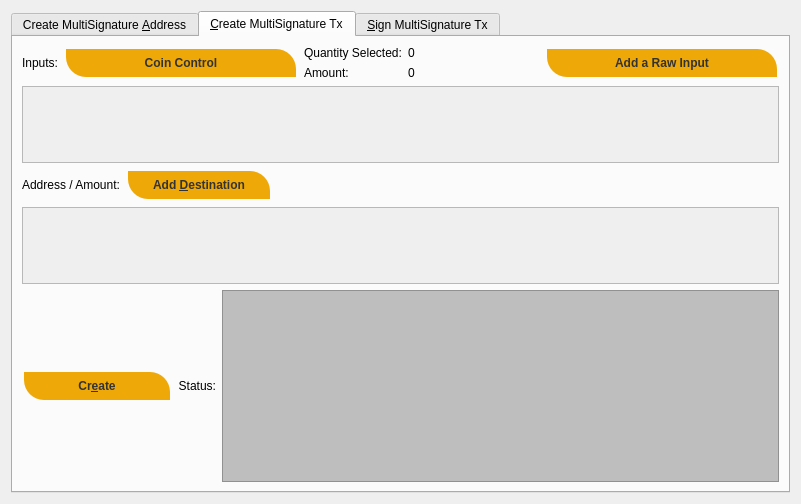
Above: src/qt/forms/multisigdialog.ui from Jeean007/Vulcoin before the change. Below: the same form after it.
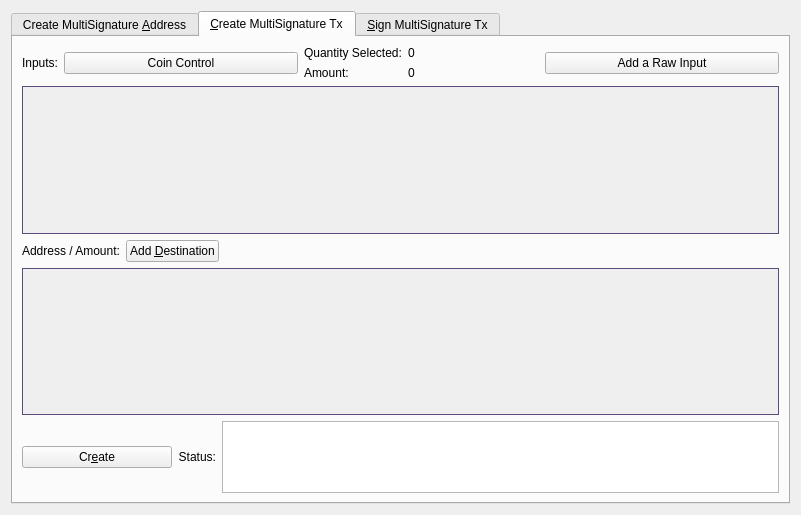
That is the form after the change. The open tabs and pages were chosen to show the change. Icons and pictures are not drawn.

Diff of the .ui file:
```diff
--- a/src/qt/forms/multisigdialog.ui
+++ b/src/qt/forms/multisigdialog.ui
@@ -7,7 +7,7 @@
     <x>0</x>
     <y>0</y>
     <width>801</width>
-    <height>504</height>
+    <height>515</height>
    </rect>
   </property>
   <property name="sizePolicy">
@@ -23,28 +23,10 @@
    <item>
     <widget class="QTabWidget" name="multisigTabWidget">
      <property name="styleSheet">
-      <string notr="true">QScrollArea{border: 1px solid #5b4c7c;}
-QFrame{background-color:#f2f0f0;}
-QLabel{background-color:#ffffff;}
-QFrame &gt; QLabel{background-color:#f2f0f0;}</string>
-     </property>
-     <property name="tabShape">
-      <enum>QTabWidget::Rounded</enum>
+      <string notr="true">QScrollArea{border: 1px solid #5b4c7c;}</string>
      </property>
      <property name="currentIndex">
-      <number>0</number>
-     </property>
-     <property name="elideMode">
-      <enum>Qt::ElideNone</enum>
-     </property>
-     <property name="documentMode">
-      <bool>false</bool>
-     </property>
-     <property name="tabsClosable">
-      <bool>false</bool>
-     </property>
-     <property name="tabBarAutoHide">
-      <bool>false</bool>
+      <number>1</number>
      </property>
      <widget class="QWidget" name="addMultisigTab">
       <property name="sizePolicy">
@@ -447,34 +429,6 @@
                  <verstretch>0</verstretch>
                 </sizepolicy>
                </property>
-               <property name="styleSheet">
-                <string notr="true"> .QPushButton {
-  background-color: #eea807;
-	border: 0;
-	color:#333;
-	font-size:12px;
-	font-weight:bold;
-	padding-left:25px;
-	padding-right:25px;
-	padding-top:1px;
-	padding-bottom:1px;
-	height: 26px;
-	margin: 2px;
-	border-top-right-radius: 20px;
-	border-bottom-left-radius: 20px;
-}
-
-
- .QPushButton:hover {
-background-color: #078bbc;
-}
-
- .QPushButton:pressed{
-background-color: #094ed9;
-	border:1px solid #333333;
-}
-</string>
-               </property>
                <property name="text">
                 <string>Coin Control</string>
                </property>
@@ -542,34 +496,6 @@
                <property name="toolTip">
                 <string>Add an input to fund the outputs</string>
                </property>
-               <property name="styleSheet">
-                <string notr="true"> .QPushButton {
-  background-color: #eea807;
-	border: 0;
-	color:#333;
-	font-size:12px;
-	font-weight:bold;
-	padding-left:25px;
-	padding-right:25px;
-	padding-top:1px;
-	padding-bottom:1px;
-	height: 26px;
-	margin: 2px;
-	border-top-right-radius: 20px;
-	border-bottom-left-radius: 20px;
-}
-
-
- .QPushButton:hover {
-background-color: #078bbc;
-}
-
- .QPushButton:pressed{
-background-color: #094ed9;
-	border:1px solid #333333;
-}
-</string>
-               </property>
                <property name="text">
                 <string>Add a Raw Input</string>
                </property>
@@ -598,7 +524,7 @@
                 <x>0</x>
                 <y>0</y>
                 <width>747</width>
-                <height>70</height>
+                <height>131</height>
                </rect>
               </property>
               <layout class="QVBoxLayout" name="verticalLayout_7">
@@ -613,7 +539,7 @@
                  <property name="sizeHint" stdset="0">
                   <size>
                    <width>20</width>
-                   <height>40</height>
+                   <height>80</height>
                   </size>
                  </property>
                 </spacer>
@@ -626,10 +552,6 @@
             <layout class="QHBoxLayout" name="addDestinationLayout">
              <item>
               <widget class="QLabel" name="addDestinationLabel">
-               <property name="styleSheet">
-                <string notr="true">background:transparent;
-</string>
-               </property>
                <property name="text">
                 <string>Address / Amount:</string>
                </property>
@@ -646,34 +568,6 @@
                <property name="toolTip">
                 <string>Add destinations to send VLC to</string>
                </property>
-               <property name="styleSheet">
-                <string notr="true"> .QPushButton {
-  background-color: #eea807;
-	border: 0;
-	color:#333;
-	font-size:12px;
-	font-weight:bold;
-	padding-left:25px;
-	padding-right:25px;
-	padding-top:1px;
-	padding-bottom:1px;
-	height: 26px;
-	margin: 2px;
-	border-top-right-radius: 20px;
-	border-bottom-left-radius: 20px;
-}
-
-
- .QPushButton:hover {
-background-color: #078bbc;
-}
-
- .QPushButton:pressed{
-background-color: #094ed9;
-	border:1px solid #333333;
-}
-</string>
-               </property>
                <property name="text">
                 <string>Add &amp;Destination</string>
                </property>
@@ -715,7 +609,7 @@
                 <x>0</x>
                 <y>0</y>
                 <width>747</width>
-                <height>69</height>
+                <height>130</height>
                </rect>
               </property>
               <layout class="QVBoxLayout" name="verticalLayout_11">
@@ -758,34 +652,6 @@
                <property name="toolTip">
                 <string>Create a transaction object using the given inputs to the given outputs</string>
                </property>
-               <property name="styleSheet">
-                <string notr="true"> .QPushButton {
-  background-color: #eea807;
-	border: 0;
-	color:#333;
-	font-size:12px;
-	font-weight:bold;
-	padding-left:25px;
-	padding-right:25px;
-	padding-top:1px;
-	padding-bottom:1px;
-	height: 26px;
-	margin: 2px;
-	border-top-right-radius: 20px;
-	border-bottom-left-radius: 20px;
-}
-
-
- .QPushButton:hover {
-background-color: #078bbc;
-}
-
- .QPushButton:pressed{
-background-color: #094ed9;
-	border:1px solid #333333;
-}
-</string>
-               </property>
                <property name="text">
                 <string>Cr&amp;eate</string>
                </property>
@@ -809,10 +675,6 @@
                  <verstretch>0</verstretch>
                 </sizepolicy>
                </property>
-               <property name="styleSheet">
-                <string notr="true">background:transparent;
-</string>
-               </property>
                <property name="text">
                 <string>Status:</string>
                </property>
@@ -835,19 +697,12 @@
                  <height>16777215</height>
                 </size>
                </property>
-               <property name="styleSheet">
-                <string notr="true">background:rgba(129, 129, 129,0.5);</string>
+               <property name="sizeAdjustPolicy">
+                <enum>QAbstractScrollArea::AdjustToContents</enum>
                </property>
                <property name="readOnly">
                 <bool>true</bool>
                </property>
-               <property name="html">
-                <string>&lt;!DOCTYPE HTML PUBLIC &quot;-//W3C//DTD HTML 4.0//EN&quot; &quot;http://www.w3.org/TR/REC-html40/strict.dtd&quot;&gt;
-&lt;html&gt;&lt;head&gt;&lt;meta name=&quot;qrichtext&quot; content=&quot;1&quot; /&gt;&lt;style type=&quot;text/css&quot;&gt;
-p, li { white-space: pre-wrap; }
-&lt;/style&gt;&lt;/head&gt;&lt;body style=&quot; font-family:'Sans Serif'; font-size:9pt; font-weight:400; font-style:normal;&quot;&gt;
-&lt;p style=&quot;-qt-paragraph-type:empty; margin-top:0px; margin-bottom:0px; margin-left:0px; margin-right:0px; -qt-block-indent:0; text-indent:0px; font-family:'Noto Sans';&quot;&gt;&lt;br /&gt;&lt;/p&gt;&lt;/body&gt;&lt;/html&gt;</string>
-               </property>
               </widget>
              </item>
             </layout>
```
Left out of the diff: 275 changed lines with no effect on the pictures.
